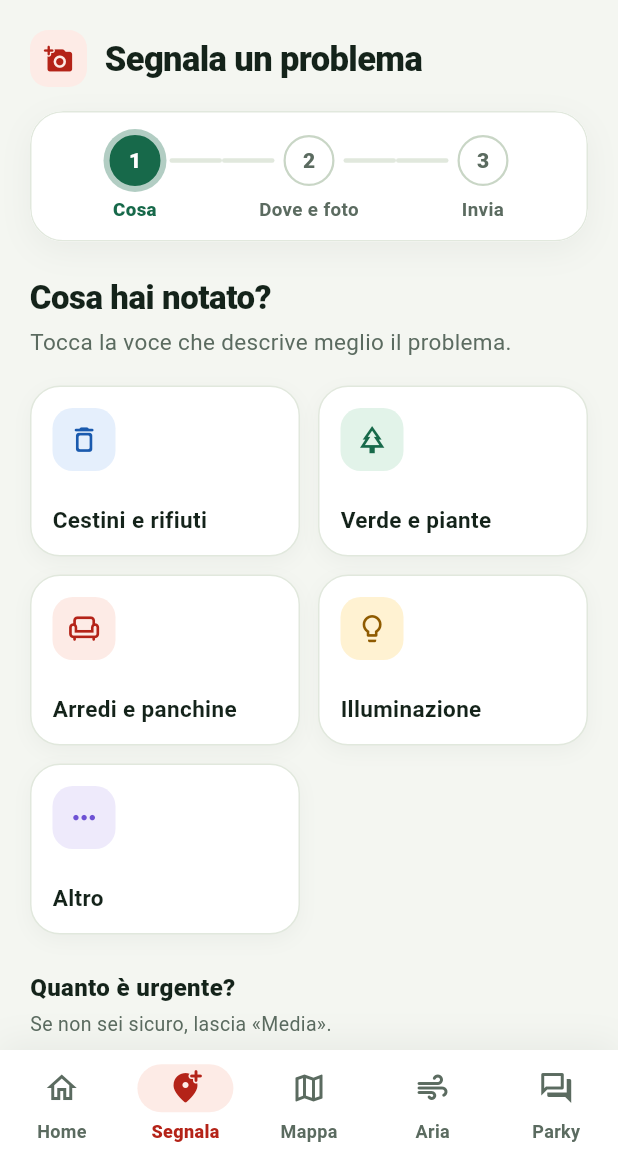
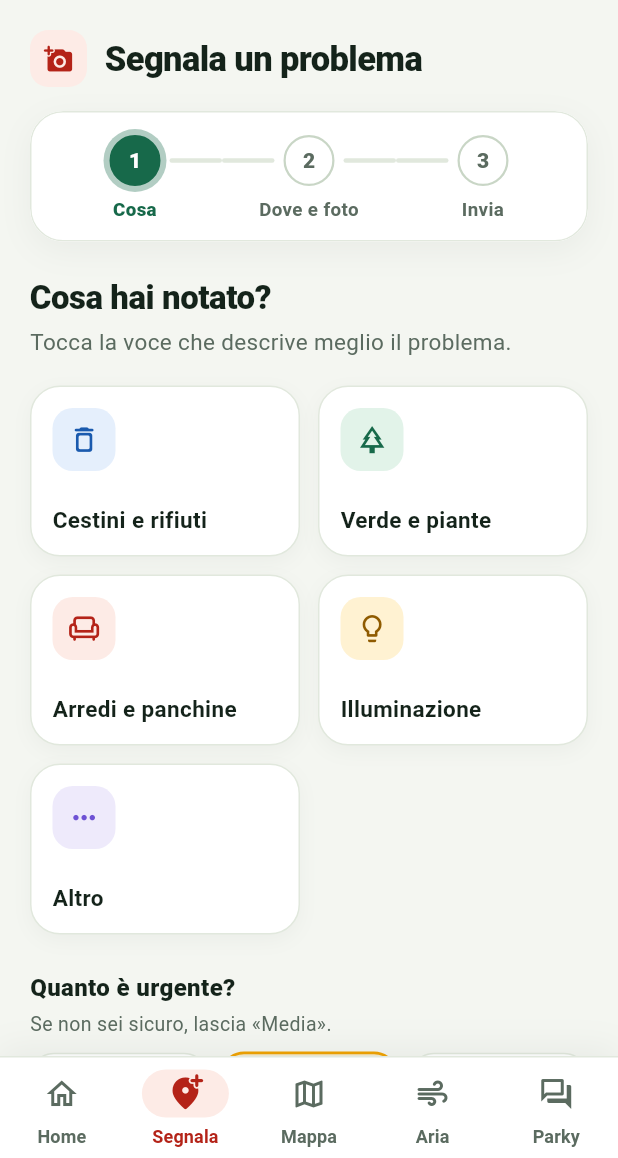
Before and after one commit to Tiapelle05/CityzenApp, a Flutter app: the NavigazionePrincipale screen opened directly with empty values, item 2 of the bottom bar chosen, on a phone screen of 412 x 824 dp, the part 78-1236 px from its top. Run offline on Flutter 3.47's test engine with Material 3 defaults, Android fonts, the phone set to English and light mode, and no system bars; our stand-ins replace fl_chart, flutter_map, geolocator, image_picker, latlong2, shared_preferences; accounts and stored records are empty.

Commit message:
Barra in basso con indicatore che scivola e cambio scheda ad asse condiviso
Co-Authored-By: Claude Opus 5.5 <noreply@anthropic.com>

```diff
--- /dev/null
+++ b/lib/barra_schede.dart
@@ -0,0 +1,223 @@
+import 'dart:math' as math;
+import 'dart:ui' show lerpDouble;
+
+import 'package:flutter/material.dart';
+
+import 'ui.dart';
+
+/// Una voce della barra in basso.
+class VoceBarra {
+  final IconData icona;
+  final IconData iconaScelta;
+  final String etichetta;
+  final Accento accento;
+
+  const VoceBarra({
+    required this.icona,
+    required this.iconaScelta,
+    required this.etichetta,
+    required this.accento,
+  });
+}
+
+/// Durata del cambio scheda, uguale per la barra e per le pagine: cresce un
+/// poco con la distanza, così un salto lungo non sembra uno scatto.
+Duration durataCambioScheda(BuildContext context, num distanza) =>
+    durata(context, (280 + 40 * (distanza.abs() - 1)).clamp(280, 420).round());
+
+/// Curva unica del cambio scheda (barra e pagine).
+const Curve curvaCambioScheda = Curves.easeOutCubic;
+
+/// Barra di navigazione in basso con un solo indicatore che scivola da una
+/// voce all'altra.
+///
+/// Tutto ciò che cambia dipende dallo stesso valore animato: l'indicatore
+/// scivola e cambia colore insieme, e una voce si colora (icona piena) solo
+/// quando l'indicatore le è sopra: il colore non arriva mai prima del
+/// movimento. Se si tocca un'altra voce a metà corsa l'animazione riparte da
+/// dove si trova, senza salti.
+class BarraSchede extends StatefulWidget {
+  final List<VoceBarra> voci;
+  final int indice;
+  final ValueChanged<int> onScelta;
+
+  const BarraSchede({super.key, required this.voci, required this.indice, required this.onScelta});
+
+  static const double altezza = 68;
+  static const double larghezzaIndicatore = 58, altezzaIndicatore = 32;
+  /// Spazio sopra l'icona: l'indicatore sta esattamente dietro l'icona.
+  static const double margineAlto = 9;
+  static const Key chiaveIndicatore = ValueKey('indicatore-barra');
+
+  @override
+  State<BarraSchede> createState() => _BarraSchedeState();
+}
+
+class _BarraSchedeState extends State<BarraSchede> with SingleTickerProviderStateMixin {
+  late final AnimationController _anim = AnimationController(vsync: this, value: 1);
+  late final Animation<double> _t = _anim.drive(CurveTween(curve: curvaCambioScheda));
+
+  // Stato visibile all'inizio dello spostamento in corso; la destinazione è widget.indice.
+  late double _posizioneDa = widget.indice.toDouble();
+  late List<double> _accensioneDa = _soloAccesa(widget.indice);
+  late Color _coloreDa = widget.voci[widget.indice].accento.tinta;
+
+  List<double> _soloAccesa(int indice) => [for (var i = 0; i < widget.voci.length; i++) i == indice ? 1.0 : 0.0];
+
+  double _posizione(int verso, double t) => lerpDouble(_posizioneDa, verso.toDouble(), t)!;
+  Color _colore(List<VoceBarra> voci, int verso, double t) => Color.lerp(_coloreDa, voci[verso].accento.tinta, t)!;
+
+  /// Quanto l'indicatore copre la voce [i]: 1 sopra, 0 a una voce o più di distanza.
+  static double _vicinanza(double posizione, int i) => (1 - (posizione - i).abs()).clamp(0.0, 1.0);
+
+  /// Quanto è accesa (colorata, icona piena) la voce [i]. Mai più di quanto
+  /// l'indicatore le sia vicino: la destinazione si colora solo quando
+  /// l'indicatore arriva, la partenza si spegne mentre se ne va e le voci
+  /// attraversate lungo un salto lungo restano grigie.
+  double _accensione(int i, int verso, double t, double posizione) {
+    final vicino = _vicinanza(posizione, i);
+    return i == verso
+        ? math.min(vicino, lerpDouble(_accensioneDa[i], 1, t)!)
+        : math.min(_accensioneDa[i], vicino);
+  }
+
+  @override
+  void didUpdateWidget(BarraSchede vecchia) {
+    super.didUpdateWidget(vecchia);
+    if (vecchia.indice == widget.indice) return;
+    // Si parte da ciò che si vede adesso (anche a metà di un altro spostamento).
+    final t = _t.value;
+    final posizione = _posizione(vecchia.indice, t);
+    _accensioneDa = [for (var i = 0; i < widget.voci.length; i++) _accensione(i, vecchia.indice, t, posizione)];
+    _coloreDa = _colore(vecchia.voci, vecchia.indice, t);
+    _posizioneDa = posizione;
+    final d = durataCambioScheda(context, widget.indice - posizione);
+    if (d == Duration.zero) {
+      _anim.value = 1;
+    } else {
+      _anim.duration = d;
+      _anim.forward(from: 0);
+    }
+  }
+
+  @override
+  void dispose() {
+    _anim.dispose();
+    super.dispose();
+  }
+
+  Widget _voce(int i, double accesa) {
+    final v = widget.voci[i];
+    final colore = Color.lerp(testoSecondario, v.accento.forte, accesa)!;
+    final stessaIcona = v.icona == v.iconaScelta;
+    return MergeSemantics(
+      child: Semantics(
+        selected: i == widget.indice,
+        button: true,
+        child: InkWell(
+          onTap: () => widget.onScelta(i),
+          splashFactory: NoSplash.splashFactory,
+          borderRadius: BorderRadius.circular(18),
+          // L'indicatore che scivola è già il riscontro al tocco: niente
+          // increspature né alone al passaggio del mouse (sembrerebbe un colore
+          // arrivato prima dell'indicatore). Solo l'alone del focus da tastiera.
+          overlayColor: WidgetStateProperty.resolveWith(
+            (stati) => stati.contains(WidgetState.focused) ? v.accento.tinta.withValues(alpha: .6) : Colors.transparent,
+          ),
+          child: Premibile(
+            scala: .92,
+            child: Column(
+              children: [
+                const SizedBox(height: BarraSchede.margineAlto),
+                SizedBox(
+                  height: BarraSchede.altezzaIndicatore,
+                  child: Center(
+                    child: Transform.scale(
+                      scale: 1 + .08 * accesa,
+                      child: stessaIcona
+                          ? Icon(v.icona, size: 24, color: colore)
+                          : Stack(
+                              alignment: Alignment.center,
+                              children: [
+                                // L'icona vuota sfuma in quella piena insieme al colore.
+                                Opacity(opacity: 1 - accesa, child: Icon(v.icona, size: 24, color: colore)),
+                                Opacity(opacity: accesa, child: Icon(v.iconaScelta, size: 24, color: colore)),
+                              ],
+                            ),
+                    ),
+                  ),
+                ),
+                const SizedBox(height: 4),
+                Text(
+                  v.etichetta,
+                  maxLines: 1,
+                  overflow: TextOverflow.ellipsis,
+                  // Peso costante: cambiarlo farebbe ballare la larghezza delle etichette.
+                  style: TextStyle(fontSize: 12, fontWeight: FontWeight.w700, color: colore, letterSpacing: .1),
+                ),
+              ],
+            ),
+          ),
+        ),
+      ),
+    );
+  }
+
+  @override
+  Widget build(BuildContext context) {
+    return DecoratedBox(
+      decoration: const BoxDecoration(
+        boxShadow: [BoxShadow(color: Color(0x0F12261B), blurRadius: 20, offset: Offset(0, -4))],
+      ),
+      child: Material(
+        color: superficie,
+        shape: const Border(top: BorderSide(color: bordo)),
+        child: SafeArea(
+          top: false,
+          child: SizedBox(
+            height: BarraSchede.altezza,
+            child: LayoutBuilder(
+              builder: (context, vincoli) {
+                final larghezzaVoce = vincoli.maxWidth / widget.voci.length;
+                return AnimatedBuilder(
+                  animation: _t,
+                  builder: (context, _) {
+                    final t = _t.value;
+                    final verso = widget.indice;
+                    final posizione = _posizione(verso, t);
+                    // L'indicatore si allunga un poco a metà corsa e torna compatto all'arrivo.
+                    final inViaggio = (verso - _posizioneDa).abs() > .01;
+                    final larghezza = BarraSchede.larghezzaIndicatore + (inViaggio ? 14 * math.sin(math.pi * t) : 0);
+                    return Stack(
+                      children: [
+                        Positioned(
+                          left: posizione * larghezzaVoce + (larghezzaVoce - larghezza) / 2,
+                          top: BarraSchede.margineAlto,
+                          width: larghezza,
+                          height: BarraSchede.altezzaIndicatore,
+                          child: DecoratedBox(
+                            key: BarraSchede.chiaveIndicatore,
+                            decoration: BoxDecoration(
+                              color: _colore(widget.voci, verso, t),
+                              borderRadius: BorderRadius.circular(BarraSchede.altezzaIndicatore / 2),
+                            ),
+                          ),
+                        ),
+                        Row(
+                          children: [
+                            for (var i = 0; i < widget.voci.length; i++)
+                              Expanded(child: _voce(i, _accensione(i, verso, t, posizione))),
+                          ],
+                        ),
+                      ],
+                    );
+                  },
+                );
+              },
+            ),
+          ),
+        ),
+      ),
+    );
+  }
+}
--- a/lib/main.dart
+++ b/lib/main.dart
@@ -9,6 +9,7 @@ import 'ambiente/scheda_aria.dart';
 import 'ambiente/schermata_ambiente.dart';
 import 'ambiente/stato_ambiente.dart';
 import 'assistente/schermata_assistente.dart';
+import 'barra_schede.dart';
 import 'citizen_api.dart';
 import 'modelli/ambiente.dart';
 import 'mappa_parco.dart';
@@ -16,6 +17,7 @@ import 'schermata_accesso.dart';
 import 'schermata_segnalazioni.dart';
 import 'ui.dart';
 
+export 'barra_schede.dart' show BarraSchede, VoceBarra;
 export 'ui.dart';
 
 Future<void> main() async {
@@ -142,9 +144,19 @@ class _NavigazionePrincipaleState extends State<NavigazionePrincipale>
     duration: const Duration(milliseconds: 320),
     value: 1,
   );
-  /// Curva del cambio scheda, creata una volta sola (non a ogni build).
-  late final Animation<double> _curvaTransizione =
-      _transizione.drive(CurveTween(curve: Curves.easeOutCubic));
+  /// Scheda che sta uscendo durante un cambio (null a riposo).
+  int? _uscente;
+
+  /// Cambio scheda «ad asse condiviso»: la pagina vecchia svanisce nel primo
+  /// terzo scivolando via, la nuova compare subito dopo arrivando dallo stesso
+  /// lato verso cui scorre l'indicatore della barra. Stessa durata e curva
+  /// della barra (vedi [durataCambioScheda]).
+  late final Animation<double> _movimento = _transizione.drive(CurveTween(curve: curvaCambioScheda));
+  late final Animation<double> _entrata =
+      _transizione.drive(CurveTween(curve: const Interval(.3, 1, curve: Curves.easeOut)));
+  late final Animation<double> _uscita = _transizione.drive(
+    Tween<double>(begin: 1, end: 0).chain(CurveTween(curve: const Interval(0, .3, curve: Curves.easeIn))),
+  );
 
   StreamSubscription<Map<String, dynamic>>? _live;
   /// Dati ambientali condivisi da Home, schermata Ambiente e assistente.
@@ -156,6 +168,10 @@ class _NavigazionePrincipaleState extends State<NavigazionePrincipale>
   @override
   void initState() {
     super.initState();
+    // Finito il cambio, la pagina uscita esce anche dal disegno.
+    _transizione.addStatusListener((stato) {
+      if (stato == AnimationStatus.completed && _uscente != null && mounted) setState(() => _uscente = null);
+    });
     // Collegamento live attivo in tutta l'app, non solo nelle schede che lo usano:
     // un pericolo segnalato dal backend deve arrivare ovunque si trovi l'utente.
     CitizenApi.instance.connectLive();
@@ -318,12 +334,17 @@ class _NavigazionePrincipaleState extends State<NavigazionePrincipale>
     if (indice != pAssistente) FocusManager.instance.primaryFocus?.unfocus();
     if (indice != _pagina) {
       HapticFeedback.selectionClick();
+      final d = durataCambioScheda(context, indice - _pagina);
       setState(() {
         _direzione = indice > _pagina ? 1 : -1;
+        _uscente = d == Duration.zero ? null : _pagina;
         _pagina = indice;
         _visitate.add(indice);
       });
-      if (!MediaQuery.of(context).disableAnimations) _transizione.forward(from: 0);
+      if (d != Duration.zero) {
+        _transizione.duration = d;
+        _transizione.forward(from: 0);
+      }
     }
     // GET periodico dei dati ambientali solo mentre Home o Aria sono visibili.
     final conAria = indice == pInizio || indice == pAria;
@@ -575,32 +596,58 @@ class _NavigazionePrincipaleState extends State<NavigazionePrincipale>
         _ => SchermataAssistente(s: s, incorporata: true, onFonte: (ctx, fonte) => _apriFonte(ctx, fonte, s)),
       };
 
-  /// Le cinque schede: quelle mai aperte sono segnaposto vuoti; quelle nascoste
-  /// hanno le animazioni ferme (TickerMode) e un proprio livello di disegno.
+  /// Le cinque schede: quelle mai aperte sono segnaposto vuoti.
   List<Widget> _schede(Copie s) {
     final firma = (widget.inglese, _invii, _mappaMie);
     if (firma != _firmaPagine) {
       _firmaPagine = firma;
       _pagineCostruite.fillRange(0, _pagineCostruite.length, null);
     }
+    final arrivo = Tween<Offset>(begin: Offset(.06 * _direzione, 0), end: Offset.zero).animate(_movimento);
+    final partenza = Tween<Offset>(begin: Offset.zero, end: Offset(-.06 * _direzione, 0)).animate(_movimento);
     return [
       for (var i = 0; i < _pagineCostruite.length; i++)
-        if (!_visitate.contains(i))
-          const SizedBox.shrink()
-        else
-          TickerMode(
-            enabled: i == _pagina,
-            child: RepaintBoundary(child: _pagineCostruite[i] ??= _costruisciPagina(i, s)),
-          ),
+        _scheda(
+          i,
+          _visitate.contains(i) ? _pagineCostruite[i] ??= _costruisciPagina(i, s) : const SizedBox.shrink(),
+          arrivo,
+          partenza,
+        ),
     ];
+  }
+
+  /// Una scheda nella pila. La struttura dei widget è sempre la stessa e
+  /// cambiano solo i parametri, così ogni pagina conserva il suo stato.
+  /// Le schede nascoste non si disegnano, non ricevono tocchi né focus e hanno
+  /// le animazioni ferme; ognuna ha un proprio livello di disegno.
+  Widget _scheda(int i, Widget pagina, Animation<Offset> arrivo, Animation<Offset> partenza) {
+    final attiva = i == _pagina;
+    final uscente = i == _uscente;
+    return Offstage(
+      offstage: !attiva && !uscente,
+      child: TickerMode(
+        enabled: attiva,
+        child: IgnorePointer(
+          ignoring: !attiva,
+          child: ExcludeFocus(
+            excluding: !attiva,
+            child: FadeTransition(
+              opacity: attiva ? _entrata : uscente ? _uscita : kAlwaysCompleteAnimation,
+              child: SlideTransition(
+                position: attiva ? arrivo : uscente ? partenza : const AlwaysStoppedAnimation(Offset.zero),
+                child: RepaintBoundary(child: pagina),
+              ),
+            ),
+          ),
+        ),
+      ),
+    );
   }
 
   @override
   Widget build(BuildContext context) {
     final s = Copie(widget.inglese);
-    final accento = _accenti[_pagina];
     final pagine = _schede(s);
-    final curva = _curvaTransizione;
 
     return Scaffold(
       appBar: AppBar(
@@ -659,72 +706,45 @@ class _NavigazionePrincipaleState extends State<NavigazionePrincipale>
       ),
       body: SafeArea(
         top: false,
-        child: FadeTransition(
-          opacity: curva,
-          child: SlideTransition(
-            position: Tween<Offset>(begin: Offset(.025 * _direzione, 0), end: Offset.zero).animate(curva),
-            child: IndexedStack(index: _pagina, children: pagine),
-          ),
-        ),
+        child: Stack(fit: StackFit.expand, children: pagine),
       ),
-      bottomNavigationBar: DecoratedBox(
-        decoration: const BoxDecoration(
-          color: superficie,
-          border: Border(top: BorderSide(color: bordo)),
-          boxShadow: [BoxShadow(color: Color(0x0F12261B), blurRadius: 20, offset: Offset(0, -4))],
-        ),
-        child: NavigationBarTheme(
-          // L'indicatore prende il colore della sezione aperta: si accende una sola scheda alla volta.
-          data: NavigationBarTheme.of(context).copyWith(
-            height: 72,
-            indicatorColor: accento.tinta,
-            labelTextStyle: WidgetStateProperty.resolveWith(
-              (stati) => TextStyle(
-                fontSize: 12,
-                fontWeight: stati.contains(WidgetState.selected) ? FontWeight.w800 : FontWeight.w600,
-                color: stati.contains(WidgetState.selected) ? accento.forte : testoSecondario,
-              ),
-            ),
-            iconTheme: WidgetStateProperty.resolveWith(
-              (stati) => IconThemeData(
-                size: 24,
-                color: stati.contains(WidgetState.selected) ? accento.forte : testoSecondario,
-              ),
-            ),
-          ),
-          child: NavigationBar(
-            selectedIndex: _pagina,
-            onDestinationSelected: _vaiA,
-            labelBehavior: NavigationDestinationLabelBehavior.alwaysShow,
-            destinations: [
-              NavigationDestination(
-                icon: const Icon(Icons.home_outlined),
-                selectedIcon: const Icon(Icons.home_rounded),
-                label: s.t('Home', 'Home'),
-              ),
-              NavigationDestination(
-                icon: const Icon(Icons.add_location_alt_outlined),
-                selectedIcon: const Icon(Icons.add_location_alt_rounded),
-                label: s.t('Segnala', 'Report'),
-              ),
-              NavigationDestination(
-                icon: const Icon(Icons.map_outlined),
-                selectedIcon: const Icon(Icons.map_rounded),
-                label: s.t('Mappa', 'Map'),
-              ),
-              NavigationDestination(
-                icon: const Icon(Icons.air_rounded),
-                selectedIcon: const Icon(Icons.air_rounded),
-                label: s.t('Aria', 'Air'),
-              ),
-              NavigationDestination(
-                icon: const Icon(Icons.forum_outlined),
-                selectedIcon: const Icon(Icons.forum_rounded),
-                label: nomeAssistente,
-              ),
-            ],
-          ),
-        ),
+      // Ogni voce ha il colore della sua sezione: l'indicatore lo porta con sé
+      // mentre scivola, così si accende una sola scheda alla volta.
+      bottomNavigationBar: BarraSchede(
+        indice: _pagina,
+        onScelta: _vaiA,
+        voci: [
+          VoceBarra(
+            icona: Icons.home_outlined,
+            iconaScelta: Icons.home_rounded,
+            etichetta: s.t('Home', 'Home'),
+            accento: _accenti[pInizio],
+          ),
+          VoceBarra(
+            icona: Icons.add_location_alt_outlined,
+            iconaScelta: Icons.add_location_alt_rounded,
+            etichetta: s.t('Segnala', 'Report'),
+            accento: _accenti[pSegnala],
+          ),
+          VoceBarra(
+            icona: Icons.map_outlined,
+            iconaScelta: Icons.map_rounded,
+            etichetta: s.t('Mappa', 'Map'),
+            accento: _accenti[pMappa],
+          ),
+          VoceBarra(
+            icona: Icons.air_rounded,
+            iconaScelta: Icons.air_rounded,
+            etichetta: s.t('Aria', 'Air'),
+            accento: _accenti[pAria],
+          ),
+          VoceBarra(
+            icona: Icons.forum_outlined,
+            iconaScelta: Icons.forum_rounded,
+            etichetta: nomeAssistente,
+            accento: _accenti[pAssistente],
+          ),
+        ],
       ),
     );
   }
```
Also changed, not shown: 3 other files.
